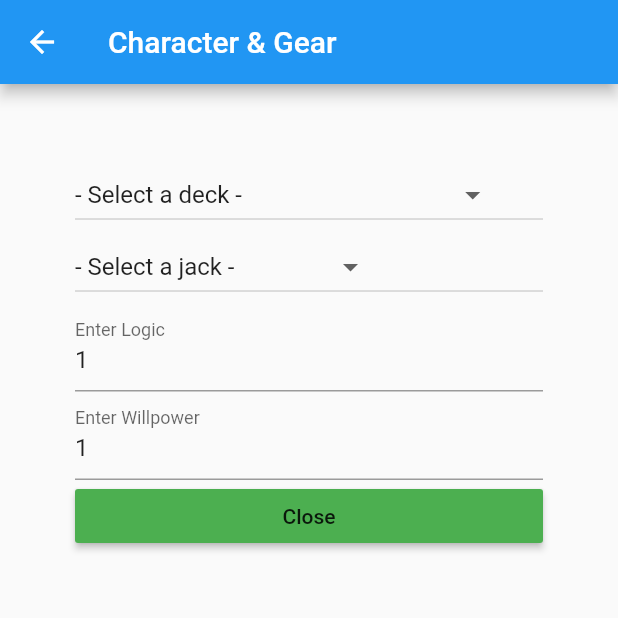
After one commit to Celeo/cyberdeck-helper, a Flutter app: the screen it shows after launch, after a tap on "Configure character/gear", on a phone screen of 412 x 824 dp, the top half of it. The commit adds this screen. Run offline on Flutter 3.47's test engine with Material 2 defaults, Android fonts, the phone set to English and light mode, and no system bars.

```diff
--- /dev/null
+++ b/lib/char_deck_config.dart
@@ -0,0 +1,125 @@
+import 'package:flutter/material.dart';
+import 'package:cyberdeck_helper/rules.dart';
+
+enum _DeckOrJack {
+  Deck,
+  Jack,
+}
+
+class _CharGearViewConfiguration extends State<CharGearViewConfiguration> {
+  static const _dropdownDefaultDeck = '- Select a deck -';
+  static const _dropdownDefaultJack = '- Select a jack -';
+
+  CharacterConfig character;
+
+  _CharGearViewConfiguration({@required this.character});
+
+  @override
+  Widget build(BuildContext context) {
+    return Scaffold(
+      appBar: AppBar(title: Text('Character & Gear')),
+      body: Container(
+        child: ListView(
+          padding: EdgeInsets.all(50),
+          children: <Widget>[
+            _buildDropDown(
+                character, _dropdownDefaultDeck, _DeckOrJack.Deck, <String>[
+              'Erika MCD-6: A/S 4/3, 2 slots',
+              'Spinrad Falcon: A/S 5/4, 4 slots',
+              'MCT 360: A/S 6/5 6 slots',
+              'Reraku Kitsune: A/S 7/6, 8 slots',
+              'Shiawase Cyber-6: A/S 8/7, 10 slots',
+              'Fairlight Excalibur: A/S 9/8, 12 slots',
+            ]),
+            _buildDropDown(
+                character, _dropdownDefaultJack, _DeckOrJack.Jack, <String>[
+              'Rating 1: D/F 4/3, +1 init',
+              'Rating 2: D/F 5/4, +1 init',
+              'Rating 3: D/F 6/5, +1 init',
+              'Rating 4: D/F 7/6, +2 init',
+              'Rating 5: D/F 8/7, +2 init',
+              'Rating 6: D/F 9/8, +2 init',
+            ]),
+            TextField(
+              decoration: InputDecoration(labelText: 'Enter Logic'),
+              controller:
+                  TextEditingController(text: character.logic.toString()),
+              keyboardType: TextInputType.number,
+              onChanged: (String val) {
+                if (val != null) {
+                  setState(() {
+                    character.logic = int.parse(val);
+                  });
+                }
+              },
+            ),
+            TextField(
+              decoration: InputDecoration(labelText: 'Enter Willpower'),
+              controller:
+                  TextEditingController(text: character.willpower.toString()),
+              keyboardType: TextInputType.number,
+              onChanged: (String val) {
+                if (val != null) {
+                  setState(() {
+                    character.willpower = int.parse(val);
+                  });
+                }
+              },
+            ),
+            RaisedButton(
+              child: Text('Close'),
+              color: Colors.green,
+              onPressed: () {
+                Navigator.pop(context);
+              },
+            ),
+          ],
+        ),
+      ),
+    );
+  }
+
+  Widget _buildDropDown(CharacterConfig character, String defaultSelection,
+      _DeckOrJack key, List<String> options) {
+    var val;
+    if (key == _DeckOrJack.Deck) {
+      val = character.deck == null ? defaultSelection : character.deck;
+    } else {
+      val = character.jack == null ? defaultSelection : character.jack;
+    }
+    final allOptions = List.from(options)..insert(0, defaultSelection);
+    return DropdownButton<String>(
+      value: val,
+      onChanged: (String val) {
+        if (val != defaultSelection) {
+          setState(() {
+            if (key == _DeckOrJack.Deck) {
+              character.deck = val;
+            } else {
+              character.jack = val;
+            }
+          });
+        }
+      },
+      items: allOptions
+          .map<DropdownMenuItem<String>>(
+            (value) => DropdownMenuItem<String>(
+              value: value,
+              child: Text(value),
+            ),
+          )
+          .toList(),
+    );
+  }
+}
+
+class CharGearViewConfiguration extends StatefulWidget {
+  final CharacterConfig character;
+
+  CharGearViewConfiguration({Key key, @required this.character})
+      : super(key: key);
+
+  @override
+  _CharGearViewConfiguration createState() =>
+      _CharGearViewConfiguration(character: this.character);
+}
--- a/lib/main.dart
+++ b/lib/main.dart
@@ -1,6 +1,7 @@
+import 'package:cyberdeck_helper/program_config.dart';
 import 'package:flutter/material.dart';
 import 'package:cyberdeck_helper/rules.dart';
-import 'package:cyberdeck_helper/configuration.dart';
+import 'package:cyberdeck_helper/char_deck_config.dart';
 
 void main() => runApp(App());
 
@@ -29,21 +30,34 @@ class HomePageState extends State<HomePage> {
         child: Column(
           mainAxisAlignment: MainAxisAlignment.center,
           children: <Widget>[
-            Text(character.deck == null ? 'No deck selected' : character.deck),
-            Text(character.jack == null ? 'No jack selected' : character.jack),
             RaisedButton(
-              child: Text('Configure'),
+              child: Text('Configure character/gear'),
+              color: Colors.green,
               onPressed: () async {
                 await Navigator.push(
                   context,
                   MaterialPageRoute(
                     builder: (context) =>
-                        ViewConfiguration(character: character),
+                        CharGearViewConfiguration(character: character),
                   ),
                 );
                 // TODO save selection
               },
             ),
+            RaisedButton(
+              child: Text('Configure Programs'),
+              color: Colors.green,
+              onPressed: () async {
+                await Navigator.push(
+                  context,
+                  MaterialPageRoute(
+                    builder: (context) =>
+                        ProgramViewConfiguration(situation: situation),
+                  ),
+                );
+                // TODO save selection
+              },
+            )
           ],
         ),
       ),
```
Also changed, not shown: lib/configuration.dart (deleted, +0 -90 lines), lib/program_config.dart (added, +29 -0 lines).
